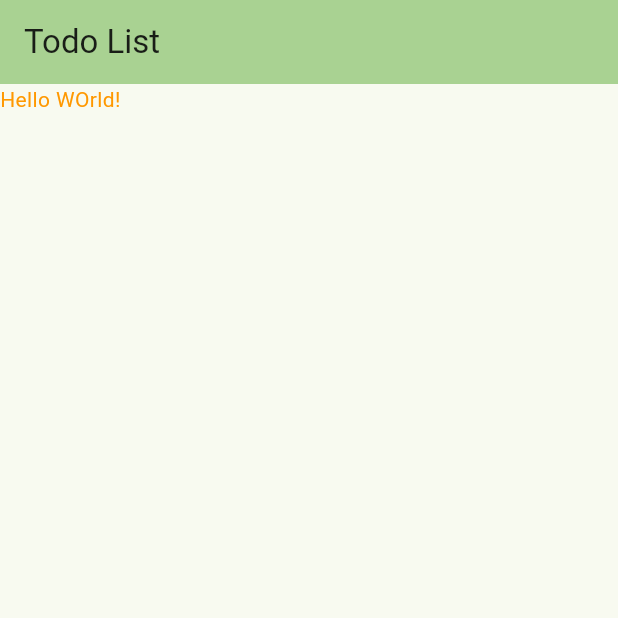
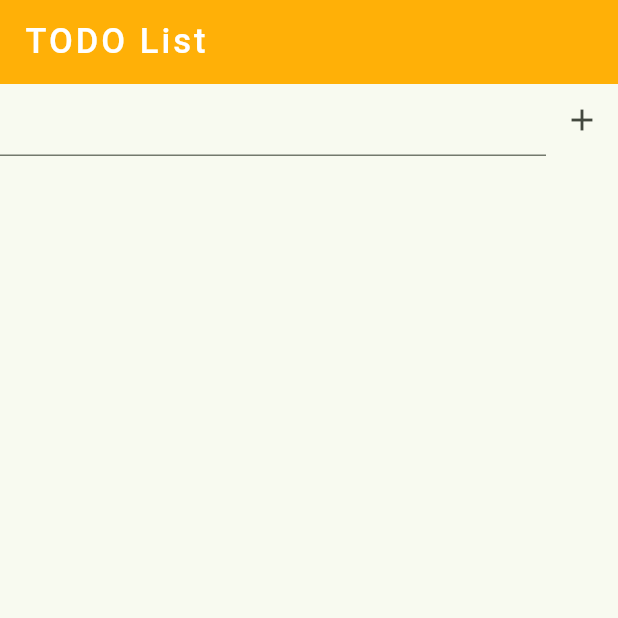
Before and after one commit to Himanshu-holmes/Todo_App_Flutter, a Flutter app: the screen it shows after launch, on a phone screen of 412 x 824 dp, the top half of it. Run offline on Flutter 3.47's test engine with Material 3 defaults, Android fonts, the phone set to English and light mode, and no system bars; missing offline and left inert: dart:ffi.

Commit message:
complete crud

```diff
--- a/lib/screens/home_screen.dart
+++ b/lib/screens/home_screen.dart
@@ -1,16 +1,104 @@
+
+
+import 'dart:ffi';
+
 import 'package:flutter/material.dart';
 
-class HomeScreen extends StatelessWidget {
+class HomeScreen extends StatefulWidget {
+  const HomeScreen({super.key});
+
+  @override
+  State<HomeScreen> createState() => _HomeScreenState();
+}
+
+class _HomeScreenState extends State<HomeScreen> {
+  int _index = 0;
+  bool isEditing = false;
+   List<String> _tasks = [];
+   TextEditingController _textConroller = TextEditingController();
+
+// lets write addTask Method;
+
+void _addTask(){
+  if(_textConroller.text.isNotEmpty){
+    setState(() {
+      _tasks.add(_textConroller.text);
+
+
+      _textConroller.clear();
+
+    });
+  }
+
+}
+
+void _removeTask(int index){
+
+    setState(() {
+      _tasks.removeAt(index);
+
+
+      _textConroller.clear();
+
+    });
+
+}
+void _editTask(index){
+   setState(() {
+      _index = index;
+    isEditing = true;
+     _textConroller.text = _tasks[index];
+
+   });
+}
+
+void _saveTodo(){
+  setState(() {
+
+    _tasks[_index] = _textConroller.text;
+    isEditing = false;
+    _textConroller.clear();
+  });
+}
+
+
   @override
   Widget build(BuildContext context) {
-    return Scaffold(
+    return  Scaffold(
       appBar: AppBar(
-        title: Text('Todo List'),
-        backgroundColor: Theme.of(context).colorScheme.inversePrimary,
+        title:const Text("TODO List"),
+
+        backgroundColor:const Color.fromARGB(255, 255, 176, 7),
+        titleTextStyle: const TextStyle(color: Colors.white,
+        fontSize: 23,
+        fontWeight: FontWeight.w500,
+        letterSpacing: 2),
+
       ),
-      body: Text("Hello WOrld!",
-       style: TextStyle(color: Colors.orange),
-      )
+      body: Column(
+
+        children: [
+               Row(
+                children: [
+                  Expanded(child: TextField(controller: _textConroller,)),
+
+                 (){
+             if(isEditing){
+              return IconButton(onPressed: ()=>_saveTodo(), icon: Icon(Icons.save));
+             }
+               return IconButton(onPressed: _addTask, icon: Icon(Icons.add));  }(),
+                ],
+
+                ),
+               Expanded(child:  ListView.builder(itemCount: _tasks.length,
+                itemBuilder: (context, index) =>  Row(children: [Expanded(child: ListTile(title:Text(_tasks[index]),)
+                ),
+                Expanded(child: IconButton(onPressed: ()=>_removeTask(index), icon: const Icon(Icons.delete))),
+                Expanded(child: IconButton(onPressed: ()=>_editTask(index), icon: const Icon(Icons.edit)))
+                ]),
+                )
+                )
+        ],),
     );
   }
 }
```
Also changed, not shown: lib/models/task.dart (added, +7 -0 lines), lib/constants/app_contants.dart (added), lib/database/database.dart (added), lib/providers/task_provider.dart (added), lib/routes/app_routes.dart (added), lib/screens/add_task_screen.dart (added), lib/screens/task_detail_screen.dart (added), lib/utils/date_utils.dart (added), lib/widgets/task_list.dart (added), lib/widgets/task_title.dart (added), 1 other file.
